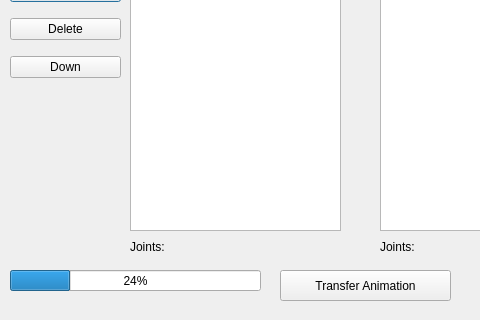
MartinClementson/AnimationsScripting, file transferUI.ui: the form before one commit; both pictures show x 0 to 480 and y 190 to 510 of the 722 by 510 pixel window.
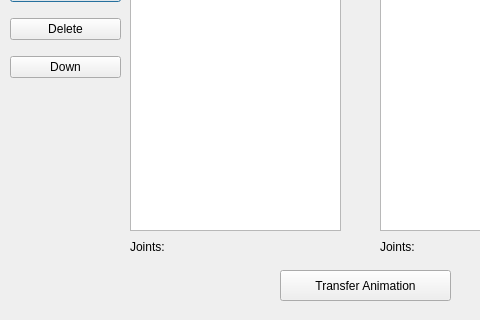
The form after the commit.

Diff of the .ui file:
```diff
--- a/transferUI.ui
+++ b/transferUI.ui
@@ -88,19 +88,6 @@
     </item>
    </layout>
   </widget>
-  <widget class="QProgressBar" name="progressBar">
-   <property name="geometry">
-    <rect>
-     <x>10</x>
-     <y>460</y>
-     <width>251</width>
-     <height>21</height>
-    </rect>
-   </property>
-   <property name="value">
-    <number>24</number>
-   </property>
-  </widget>
   <widget class="QLabel" name="leftRootLabel">
    <property name="geometry">
     <rect>
```
